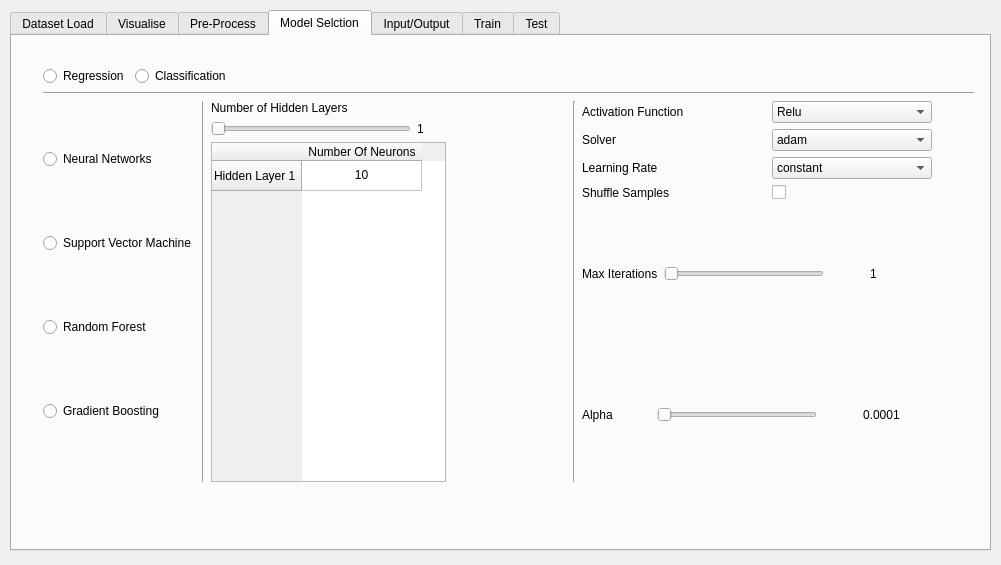
First picture: the form in resources/ui/ml_gui.ui, repository matheusft/modelling_ml, before the edit.
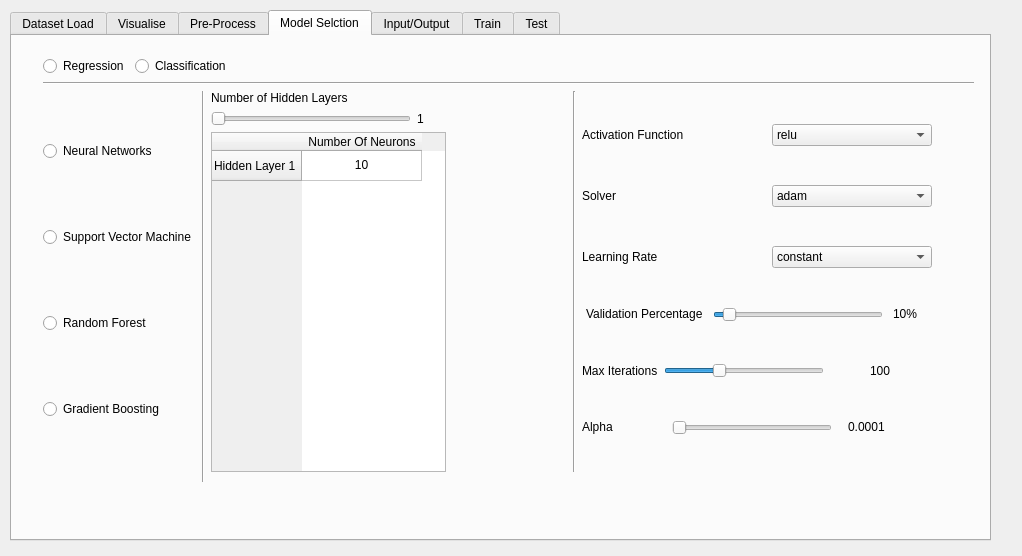
Second picture: the form after the edit. The open tabs and pages were chosen to show the change. Icons and pictures are not drawn. Custom widgets are drawn as their Qt base class.

Patch:
```diff
--- a/resources/ui/ml_gui.ui
+++ b/resources/ui/ml_gui.ui
@@ -6,8 +6,8 @@
    <rect>
     <x>0</x>
     <y>0</y>
-    <width>1001</width>
-    <height>565</height>
+    <width>1022</width>
+    <height>556</height>
    </rect>
   </property>
   <property name="windowTitle">
@@ -23,7 +23,7 @@
      <x>10</x>
      <y>10</y>
      <width>981</width>
-     <height>541</height>
+     <height>531</height>
     </rect>
    </property>
    <property name="currentIndex">
@@ -801,9 +801,9 @@
      <property name="geometry">
       <rect>
        <x>31</x>
-       <y>30</y>
+       <y>20</y>
        <width>931</width>
-       <height>481</height>
+       <height>461</height>
       </rect>
      </property>
      <layout class="QVBoxLayout" name="verticalLayout_7">
@@ -857,7 +857,7 @@
             <x>0</x>
             <y>-10</y>
             <width>931</width>
-            <height>391</height>
+            <height>401</height>
            </rect>
           </property>
           <layout class="QHBoxLayout" name="horizontalLayout_9">
@@ -1038,7 +1038,7 @@
                       </property>
                       <item>
                        <property name="text">
-                        <string>Relu</string>
+                        <string>relu</string>
                        </property>
                       </item>
                       <item>
@@ -1133,24 +1133,76 @@
                    </layout>
                   </item>
                   <item>
-                   <layout class="QHBoxLayout" name="horizontalLayout_14">
+                   <layout class="QHBoxLayout" name="horizontalLayout_32">
                     <item>
-                     <widget class="QLabel" name="label_8">
+                     <widget class="QLabel" name="label_41">
+                      <property name="sizePolicy">
+                       <sizepolicy hsizetype="Fixed" vsizetype="Fixed">
+                        <horstretch>0</horstretch>
+                        <verstretch>0</verstretch>
+                       </sizepolicy>
+                      </property>
                       <property name="text">
-                       <string>Shuffle Samples</string>
+                       <string>Validation Percentage</string>
                       </property>
                      </widget>
                     </item>
                     <item>
-                     <widget class="QCheckBox" name="reg_nn_shuffle_checkBox">
+                     <widget class="QSlider" name="reg_nn_val_percentage_horizontalSlider">
+                      <property name="sizePolicy">
+                       <sizepolicy hsizetype="Expanding" vsizetype="Minimum">
+                        <horstretch>0</horstretch>
+                        <verstretch>0</verstretch>
+                       </sizepolicy>
+                      </property>
                       <property name="maximumSize">
                        <size>
-                        <width>160</width>
+                        <width>170</width>
                         <height>16777215</height>
                        </size>
                       </property>
+                      <property name="minimum">
+                       <number>5</number>
+                      </property>
+                      <property name="maximum">
+                       <number>95</number>
+                      </property>
+                      <property name="value">
+                       <number>10</number>
+                      </property>
+                      <property name="orientation">
+                       <enum>Qt::Horizontal</enum>
+                      </property>
+                     </widget>
+                    </item>
+                    <item>
+                     <widget class="QLabel" name="clas_nn_val_percent_label">
+                      <property name="sizePolicy">
+                       <sizepolicy hsizetype="Fixed" vsizetype="Fixed">
+                        <horstretch>0</horstretch>
+                        <verstretch>0</verstretch>
+                       </sizepolicy>
+                      </property>
+                      <property name="minimumSize">
+                       <size>
+                        <width>35</width>
+                        <height>0</height>
+                       </size>
+                      </property>
+                      <property name="maximumSize">
+                       <size>
+                        <width>35</width>
+                        <height>16777215</height>
+                       </size>
+                      </property>
+                      <property name="baseSize">
+                       <size>
+                        <width>30</width>
+                        <height>0</height>
+                       </size>
+                      </property>
                       <property name="text">
-                       <string/>
+                       <string>10%</string>
                       </property>
                      </widget>
                     </item>
@@ -1160,6 +1212,12 @@
                    <layout class="QHBoxLayout" name="horizontalLayout_15">
                     <item>
                      <widget class="QLabel" name="label">
+                      <property name="sizePolicy">
+                       <sizepolicy hsizetype="Preferred" vsizetype="Fixed">
+                        <horstretch>0</horstretch>
+                        <verstretch>0</verstretch>
+                       </sizepolicy>
+                      </property>
                       <property name="text">
                        <string>Max Iterations</string>
                       </property>
@@ -1167,6 +1225,12 @@
                     </item>
                     <item>
                      <widget class="QSlider" name="reg_nn_max_iter_horizontalSlider">
+                      <property name="sizePolicy">
+                       <sizepolicy hsizetype="Expanding" vsizetype="Minimum">
+                        <horstretch>0</horstretch>
+                        <verstretch>0</verstretch>
+                       </sizepolicy>
+                      </property>
                       <property name="maximumSize">
                        <size>
                         <width>160</width>
@@ -1179,13 +1243,22 @@
                       <property name="maximum">
                        <number>300</number>
                       </property>
+                      <property name="value">
+                       <number>100</number>
+                      </property>
                       <property name="orientation">
                        <enum>Qt::Horizontal</enum>
                       </property>
                      </widget>
                     </item>
                     <item>
-                     <spacer name="horizontalSpacer_4">
+                     <spacer name="horizontalSpacer_7">
+                      <property name="sizePolicy">
+                       <sizepolicy hsizetype="Minimum" vsizetype="Minimum">
+                        <horstretch>0</horstretch>
+                        <verstretch>0</verstretch>
+                       </sizepolicy>
+                      </property>
                       <property name="orientation">
                        <enum>Qt::Horizontal</enum>
                       </property>
@@ -1202,6 +1275,12 @@
                     </item>
                     <item>
                      <widget class="QLabel" name="reg_nn_max_iter_label">
+                      <property name="sizePolicy">
+                       <sizepolicy hsizetype="Preferred" vsizetype="Fixed">
+                        <horstretch>0</horstretch>
+                        <verstretch>0</verstretch>
+                       </sizepolicy>
+                      </property>
                       <property name="minimumSize">
                        <size>
                         <width>35</width>
@@ -1209,7 +1288,7 @@
                        </size>
                       </property>
                       <property name="text">
-                       <string>1</string>
+                       <string>100</string>
                       </property>
                      </widget>
                     </item>
@@ -1219,6 +1298,12 @@
                    <layout class="QHBoxLayout" name="horizontalLayout_16">
                     <item>
                      <widget class="QLabel" name="label_15">
+                      <property name="sizePolicy">
+                       <sizepolicy hsizetype="Preferred" vsizetype="Fixed">
+                        <horstretch>0</horstretch>
+                        <verstretch>0</verstretch>
+                       </sizepolicy>
+                      </property>
                       <property name="text">
                        <string>Alpha</string>
                       </property>
@@ -1226,6 +1311,12 @@
                     </item>
                     <item>
                      <widget class="QSlider" name="reg_nn_alpha_horizontalSlider">
+                      <property name="sizePolicy">
+                       <sizepolicy hsizetype="Expanding" vsizetype="Minimum">
+                        <horstretch>0</horstretch>
+                        <verstretch>0</verstretch>
+                       </sizepolicy>
+                      </property>
                       <property name="maximumSize">
                        <size>
                         <width>160</width>
@@ -1245,6 +1336,12 @@
                     </item>
                     <item>
                      <spacer name="horizontalSpacer_3">
+                      <property name="sizePolicy">
+                       <sizepolicy hsizetype="Minimum" vsizetype="Minimum">
+                        <horstretch>0</horstretch>
+                        <verstretch>0</verstretch>
+                       </sizepolicy>
+                      </property>
                       <property name="orientation">
                        <enum>Qt::Horizontal</enum>
                       </property>
@@ -1253,14 +1350,20 @@
                       </property>
                       <property name="sizeHint" stdset="0">
                        <size>
-                        <width>40</width>
-                        <height>20</height>
+                        <width>10</width>
+                        <height>5</height>
                        </size>
                       </property>
                      </spacer>
                     </item>
                     <item>
                      <widget class="QLabel" name="reg_nn_alpha_label">
+                      <property name="sizePolicy">
+                       <sizepolicy hsizetype="Preferred" vsizetype="Fixed">
+                        <horstretch>0</horstretch>
+                        <verstretch>0</verstretch>
+                       </sizepolicy>
+                      </property>
                       <property name="minimumSize">
                        <size>
                         <width>50</width>
@@ -2403,7 +2506,7 @@
        </layout>
       </item>
       <item>
-       <layout class="QHBoxLayout" name="horizontalLayout_27">
+       <layout class="QHBoxLayout" name="horizontalLayout_14">
         <item>
          <widget class="QLabel" name="label_35">
           <property name="text">
@@ -2412,41 +2515,23 @@
          </widget>
         </item>
         <item>
-         <widget class="QSlider" name="validate_percentage_horizontalSlider">
-          <property name="maximumSize">
-           <size>
-            <width>170</width>
-            <height>16777215</height>
-           </size>
-          </property>
-          <property name="minimum">
-           <number>5</number>
-          </property>
-          <property name="maximum">
-           <number>95</number>
-          </property>
-          <property name="value">
-           <number>10</number>
-          </property>
+         <spacer name="horizontalSpacer_12">
           <property name="orientation">
            <enum>Qt::Horizontal</enum>
           </property>
-         </widget>
-        </item>
-        <item>
-         <widget class="QLabel" name="validation_percentage_label">
-          <property name="sizePolicy">
-           <sizepolicy hsizetype="Fixed" vsizetype="Fixed">
-            <horstretch>0</horstretch>
-            <verstretch>0</verstretch>
-           </sizepolicy>
+          <property name="sizeType">
+           <enum>QSizePolicy::Expanding</enum>
           </property>
-          <property name="minimumSize">
+          <property name="sizeHint" stdset="0">
            <size>
-            <width>35</width>
-            <height>0</height>
+            <width>80</width>
+            <height>20</height>
            </size>
           </property>
+         </spacer>
+        </item>
+        <item>
+         <widget class="QCheckBox" name="shuffle_samples_checkBox">
           <property name="maximumSize">
            <size>
             <width>35</width>
@@ -2464,6 +2549,22 @@
           </property>
          </widget>
         </item>
+        <item>
+         <spacer name="horizontalSpacer_13">
+          <property name="orientation">
+           <enum>Qt::Horizontal</enum>
+          </property>
+          <property name="sizeType">
+           <enum>QSizePolicy::Fixed</enum>
+          </property>
+          <property name="sizeHint" stdset="0">
+           <size>
+            <width>20</width>
+            <height>20</height>
+           </size>
+          </property>
+         </spacer>
+        </item>
        </layout>
       </item>
      </layout>
```
Left out of the diff: 175 changed lines with no effect on the pictures.
